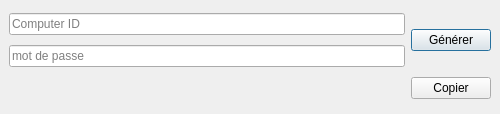
Before: the Qt Designer form license/generator.ui in Oripy/Oryx, drawn with Qt 5.
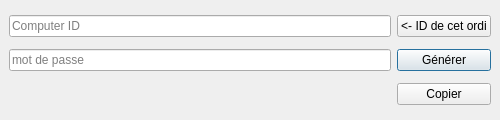
After: the same form once the commit is applied.

Commit message: Change method to get unique machine identifier

Patch:
```diff
--- a/license/generator.ui
+++ b/license/generator.ui
@@ -7,7 +7,7 @@
     <x>0</x>
     <y>0</y>
     <width>500</width>
-    <height>114</height>
+    <height>120</height>
    </rect>
   </property>
   <property name="sizePolicy">
@@ -27,14 +27,7 @@
   </property>
   <widget class="QWidget" name="centralwidget">
    <layout class="QGridLayout" name="gridLayout">
-    <item row="1" column="0">
-     <widget class="QLineEdit" name="inputEdit">
-      <property name="placeholderText">
-       <string>mot de passe</string>
-      </property>
-     </widget>
-    </item>
-    <item row="2" column="1">
+    <item row="3" column="2">
      <widget class="QPushButton" name="copyButton">
       <property name="text">
        <string>Copier</string>
@@ -44,7 +37,14 @@
       </property>
      </widget>
     </item>
-    <item row="2" column="0">
+    <item row="1" column="0">
+     <widget class="QLineEdit" name="inputEdit">
+      <property name="placeholderText">
+       <string>mot de passe</string>
+      </property>
+     </widget>
+    </item>
+    <item row="3" column="0">
      <widget class="QLabel" name="resultLabel">
       <property name="text">
        <string/>
@@ -61,7 +61,14 @@
       </property>
      </widget>
     </item>
-    <item row="0" column="1" rowspan="2">
+    <item row="0" column="2">
+     <widget class="QPushButton" name="thisCompButton">
+      <property name="text">
+       <string>&lt;- ID de cet ordi</string>
+      </property>
+     </widget>
+    </item>
+    <item row="1" column="2">
      <widget class="QPushButton" name="generateButton">
       <property name="text">
        <string>Générer</string>
```
Left out of the diff: 2 changed lines with no effect on the pictures. The commit also changes 2 other files.
